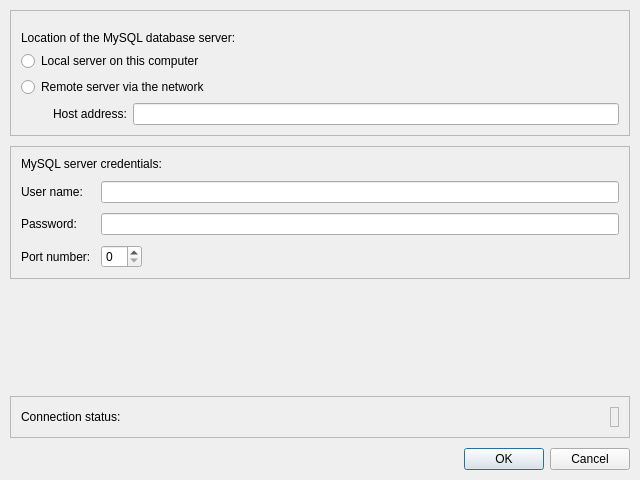
First picture: the form in coquery/gui/MySQLOptions.ui, repository gkunter/coquery, before the edit.
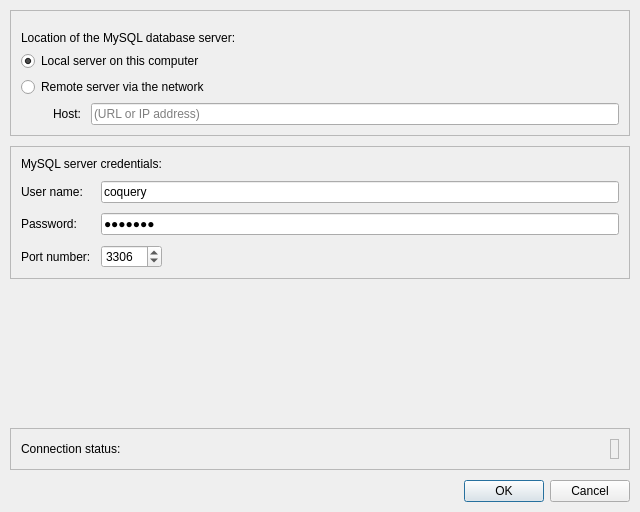
Second picture: the form after the edit.

Diff of the .ui file:
```diff
--- a/coquery/gui/MySQLOptions.ui
+++ b/coquery/gui/MySQLOptions.ui
@@ -7,7 +7,7 @@
     <x>0</x>
     <y>0</y>
     <width>640</width>
-    <height>480</height>
+    <height>512</height>
    </rect>
   </property>
   <property name="windowTitle">
@@ -21,7 +21,7 @@
     <number>10</number>
    </property>
    <item>
-    <widget class="QFrame" name="">
+    <widget class="QFrame" name="frame">
      <property name="frameShape">
       <enum>QFrame::StyledPanel</enum>
      </property>
@@ -52,6 +52,9 @@
           <property name="text">
            <string>Local server on this computer</string>
           </property>
+          <property name="checked">
+           <bool>true</bool>
+          </property>
          </widget>
         </item>
         <item>
@@ -74,7 +77,7 @@
             <item>
              <widget class="QLabel" name="label_3">
               <property name="text">
-               <string>Host address:</string>
+               <string>Host: </string>
               </property>
              </widget>
             </item>
@@ -87,7 +90,7 @@
                <string/>
               </property>
               <property name="placeholderText">
-               <string/>
+               <string>(URL or IP address)</string>
               </property>
               <property name="cursorMoveStyle">
                <enum>Qt::LogicalMoveStyle</enum>
@@ -104,7 +107,7 @@
     </widget>
    </item>
    <item>
-    <widget class="QFrame" name="">
+    <widget class="QFrame" name="frame">
      <property name="frameShape">
       <enum>QFrame::StyledPanel</enum>
      </property>
@@ -138,7 +141,11 @@
          </widget>
         </item>
         <item row="0" column="1">
-         <widget class="QLineEdit" name="lineEdit"/>
+         <widget class="QLineEdit" name="user">
+          <property name="text">
+           <string>coquery</string>
+          </property>
+         </widget>
         </item>
         <item row="1" column="0">
          <widget class="QLabel" name="label_2">
@@ -147,9 +154,6 @@
           </property>
          </widget>
         </item>
-        <item row="1" column="1">
-         <widget class="QLineEdit" name="lineEdit_2"/>
-        </item>
         <item row="2" column="0">
          <widget class="QLabel" name="label_4">
           <property name="text">
@@ -158,7 +162,27 @@
          </widget>
         </item>
         <item row="2" column="1">
-         <widget class="QSpinBox" name="spinBox"/>
+         <widget class="QSpinBox" name="port">
+          <property name="minimum">
+           <number>1</number>
+          </property>
+          <property name="maximum">
+           <number>65535</number>
+          </property>
+          <property name="value">
+           <number>3306</number>
+          </property>
+         </widget>
+        </item>
+        <item row="1" column="1">
+         <widget class="QLineEdit" name="password">
+          <property name="text">
+           <string>coquery</string>
+          </property>
+          <property name="echoMode">
+           <enum>QLineEdit::PasswordEchoOnEdit</enum>
+          </property>
+         </widget>
         </item>
        </layout>
       </item>
@@ -179,7 +203,7 @@
     </spacer>
    </item>
    <item>
-    <widget class="QFrame" name="">
+    <widget class="QFrame" name="frame">
      <property name="frameShape">
       <enum>QFrame::StyledPanel</enum>
      </property>
```
Left out of the diff: 10 changed lines with no effect on the pictures.
